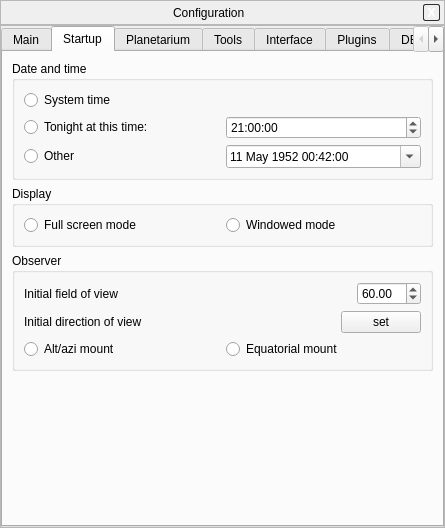
First picture: the form in src/gui/configurationDialog.ui, repository 519984307/stellarium_src, before the edit.
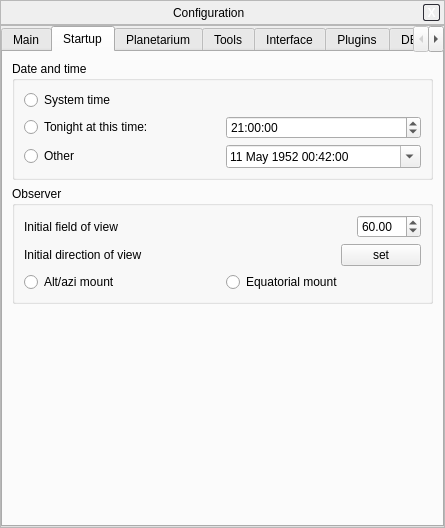
Second picture: the form after the edit. The open tabs and pages were chosen to show the change. Custom widgets are drawn as their Qt base class.

Commit message: simply config dialog (fullscreen is persistent, no config option)

What changed in the file:
```diff
--- a/src/gui/configurationDialog.ui
+++ b/src/gui/configurationDialog.ui
@@ -306,35 +306,6 @@
             </layout>
            </widget>
           </item>
-          <item>
-           <widget class="QGroupBox" name="groupBox_2" >
-            <property name="title" >
-             <string>Display</string>
-            </property>
-            <layout class="QHBoxLayout" name="horizontalLayout" >
-             <item>
-              <widget class="QRadioButton" name="fullScreenRadio" >
-               <property name="toolTip" >
-                <string>Puts Stellarium in full screen mode at startup</string>
-               </property>
-               <property name="text" >
-                <string>Full screen mode</string>
-               </property>
-              </widget>
-             </item>
-             <item>
-              <widget class="QRadioButton" name="windowModeRadio" >
-               <property name="toolTip" >
-                <string>Put Stellarium in windowed mode at startup</string>
-               </property>
-               <property name="text" >
-                <string>Windowed mode</string>
-               </property>
-              </widget>
-             </item>
-            </layout>
-           </widget>
-          </item>
           <item>
            <widget class="QGroupBox" name="groupBox_3" >
             <property name="title" >
```
Left out of the diff: 2 changed lines with no effect on the pictures. The commit also changes 3 other files.
